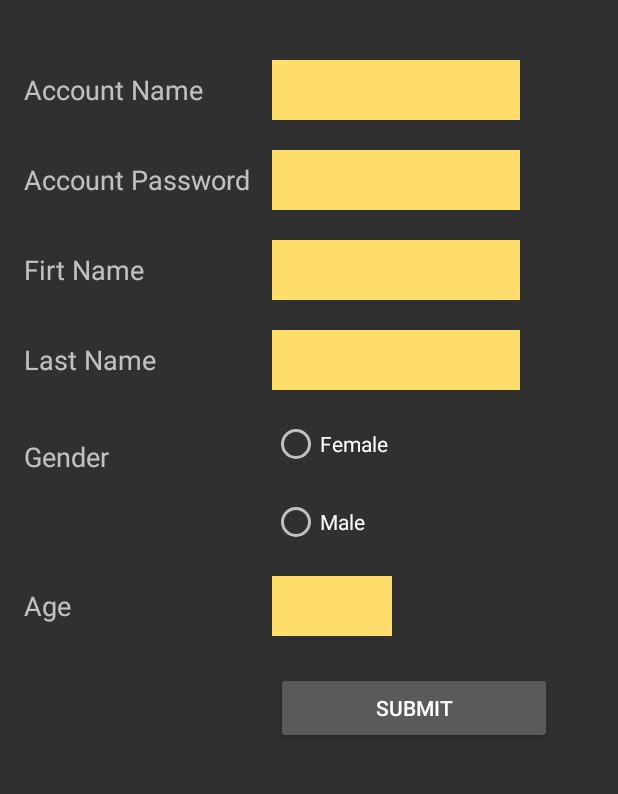
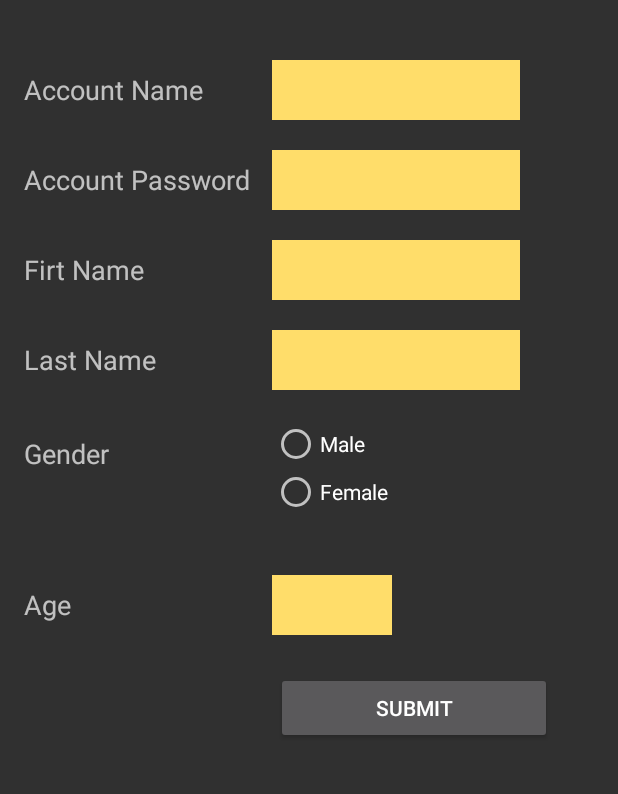
Before and after one commit to warutgunyoyo/SocialBike, an Android app: the RegistrationActivity screen opened directly, with no data from a screen before it, on a phone screen of 412 x 824 dp, the part 130-924 px from its top. Run offline under Robolectric (Android 15) with nearby library versions, the light colour scheme and no system bars.

Commit message:
create trip page edit3+group radio btn

```diff
--- a/app/src/main/res/layout/activity_registration.xml
+++ b/app/src/main/res/layout/activity_registration.xml
@@ -44,7 +44,7 @@
         android:layout_weight="1"
         android:layout_marginTop="20dp"
         android:layout_row="0"
-        android:layout_column="1"
+        android:layout_column="2"
         android:background="#ffffdd6a" />
 
         <TextView
@@ -62,7 +62,7 @@
             android:layout_height="40dp"
             android:id="@+id/editText4"
             android:layout_row="1"
-            android:layout_column="1"
+            android:layout_column="2"
             android:layout_marginTop="20dp"
             android:background="#ffffdd6a" />
 
@@ -81,7 +81,7 @@
             android:layout_height="40dp"
             android:id="@+id/editText5"
             android:layout_row="2"
-            android:layout_column="1"
+            android:layout_column="2"
             android:layout_marginTop="20dp"
             android:background="#ffffdd6a" />
 
@@ -100,7 +100,7 @@
             android:layout_height="40dp"
             android:id="@+id/editText6"
             android:layout_row="3"
-            android:layout_column="1"
+            android:layout_column="2"
             android:layout_marginTop="20dp"
             android:background="#ffffdd6a" />
 
@@ -114,25 +114,25 @@
             android:layout_column="0"
             android:layout_marginTop="30dp" />
 
-        <RadioButton
-            android:layout_width="wrap_content"
-            android:layout_height="wrap_content"
-            android:text="@string/female_radio"
-            android:id="@+id/radioButton"
+        <RadioGroup
+            android:layout_width="117dp"
+            android:layout_height="83dp"
             android:layout_row="4"
-            android:layout_column="1"
-            android:checked="false"
-            android:layout_marginTop="20dp"
-            android:focusable="false"/>
+            android:layout_column="2"
+            android:layout_marginTop="20dp">
 
-        <RadioButton
-            android:layout_width="wrap_content"
-            android:layout_height="wrap_content"
-            android:text="@string/male_radio"
-            android:id="@+id/radioButton2"
-            android:layout_row="5"
-            android:layout_column="1"
-            android:checked="false" />
+            <RadioButton
+                android:layout_width="wrap_content"
+                android:layout_height="wrap_content"
+                android:text="@string/male_radio"
+                android:id="@+id/radioButton" />
+
+            <RadioButton
+                android:layout_width="wrap_content"
+                android:layout_height="wrap_content"
+                android:text="@string/female_radio"
+                android:id="@+id/radioButton2" />
+        </RadioGroup>
 
         <TextView
             android:layout_width="wrap_content"
@@ -151,7 +151,7 @@
             android:ems="10"
             android:id="@+id/editText7"
             android:layout_row="6"
-            android:layout_column="1"
+            android:layout_column="2"
             android:layout_marginTop="20dp"
             android:background="#ffffdd6a" />
 
@@ -161,7 +161,7 @@
             android:text="@string/submit_button"
             android:id="@+id/button"
             android:layout_row="9"
-            android:layout_column="1"
+            android:layout_column="2"
             android:layout_gravity="right" />
 
     </GridLayout>
```
Also changed, not shown: app/src/main/res/layout/activity_biker_board.xml (+5 -12 lines), app/src/main/res/layout/activity_create_trip.xml (+1 -9 lines), app/src/main/res/layout/activity_trip__introduce.xml (+1 -9 lines).
